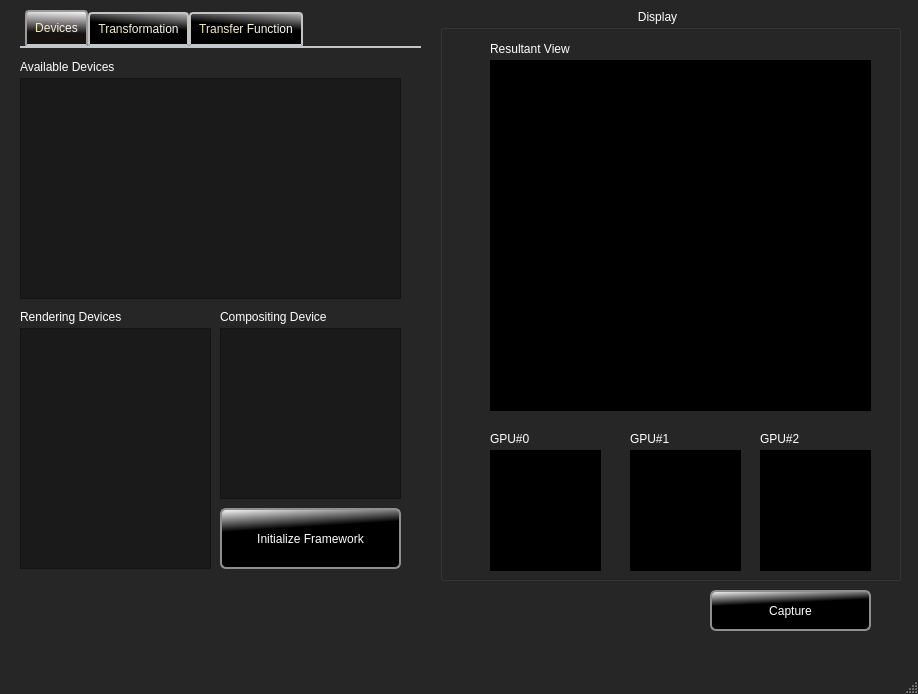
Qt form src/apps/release/RenderingWindow_Gui.ui (EslamAdel/OpenCLParallelRendering) before a commit.
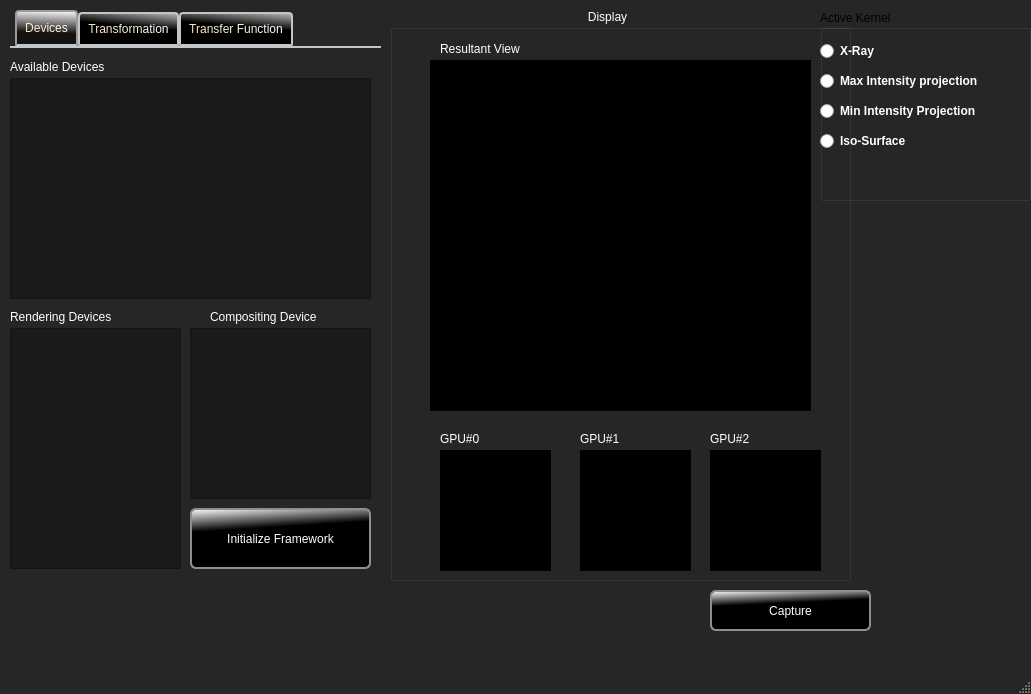
The same form after that commit. Custom widgets are drawn as their Qt base class.

Commit message: Merge abdo branch the hard-way + remove redundant blocks by moving them to the parent class

```diff
--- a/src/apps/release/RenderingWindow_Gui.ui
+++ b/src/apps/release/RenderingWindow_Gui.ui
@@ -6,7 +6,7 @@
    <rect>
     <x>0</x>
     <y>0</y>
-    <width>918</width>
+    <width>1031</width>
     <height>694</height>
    </rect>
   </property>
@@ -59,7 +59,7 @@
    <widget class="QGroupBox" name="groupBox">
     <property name="geometry">
      <rect>
-      <x>440</x>
+      <x>390</x>
       <y>10</y>
       <width>461</width>
       <height>571</height>
@@ -200,7 +200,7 @@
     <widget class="QLabel" name="frameContainerResult">
      <property name="geometry">
       <rect>
-       <x>50</x>
+       <x>40</x>
        <y>50</y>
        <width>381</width>
        <height>351</height>
@@ -282,10 +282,10 @@
     </property>
     <property name="geometry">
      <rect>
-      <x>20</x>
+      <x>10</x>
       <y>10</y>
-      <width>401</width>
-      <height>631</height>
+      <width>371</width>
+      <height>621</height>
      </rect>
     </property>
     <property name="styleSheet">
@@ -363,7 +363,7 @@
        <rect>
         <x>0</x>
         <y>30</y>
-        <width>381</width>
+        <width>361</width>
         <height>221</height>
        </rect>
       </property>
@@ -439,7 +439,7 @@
      <widget class="QPushButton" name="initializeButton">
       <property name="geometry">
        <rect>
-        <x>200</x>
+        <x>180</x>
         <y>460</y>
         <width>181</width>
         <height>61</height>
@@ -484,7 +484,7 @@
        <rect>
         <x>0</x>
         <y>280</y>
-        <width>191</width>
+        <width>171</width>
         <height>241</height>
        </rect>
       </property>
@@ -548,7 +548,7 @@
      <widget class="GPUListView" name="compositingDevice">
       <property name="geometry">
        <rect>
-        <x>200</x>
+        <x>180</x>
         <y>280</y>
         <width>181</width>
         <height>171</height>
@@ -2485,6 +2485,71 @@
      </widget>
     </widget>
    </widget>
+   <widget class="QGroupBox" name="groupBox_2">
+    <property name="geometry">
+     <rect>
+      <x>820</x>
+      <y>10</y>
+      <width>211</width>
+      <height>191</height>
+     </rect>
+    </property>
+    <property name="title">
+     <string>Active Kernel</string>
+    </property>
+    <widget class="QRadioButton" name="minIntensityProjectionButton">
+     <property name="geometry">
+      <rect>
+       <x>0</x>
+       <y>90</y>
+       <width>206</width>
+       <height>22</height>
+      </rect>
+     </property>
+     <property name="text">
+      <string>Min Intensity Projection</string>
+     </property>
+    </widget>
+    <widget class="QRadioButton" name="isoSurfaceButton">
+     <property name="geometry">
+      <rect>
+       <x>0</x>
+       <y>120</y>
+       <width>206</width>
+       <height>22</height>
+      </rect>
+     </property>
+     <property name="text">
+      <string>Iso-Surface</string>
+     </property>
+    </widget>
+    <widget class="QRadioButton" name="xrayButton">
+     <property name="geometry">
+      <rect>
+       <x>0</x>
+       <y>30</y>
+       <width>206</width>
+       <height>22</height>
+      </rect>
+     </property>
+     <property name="text">
+      <string>X-Ray</string>
+     </property>
+    </widget>
+    <widget class="QRadioButton" name="maxIntensityProjectionButton">
+     <property name="geometry">
+      <rect>
+       <x>0</x>
+       <y>60</y>
+       <width>206</width>
+       <height>22</height>
+      </rect>
+     </property>
+     <property name="text">
+      <string>Max Intensity projection</string>
+     </property>
+    </widget>
+   </widget>
   </widget>
   <widget class="QMenuBar" name="menubar">
    <property name="geometry">
```
Left out of the diff: 12 changed lines with no effect on the pictures. The commit also changes 27 other files.
